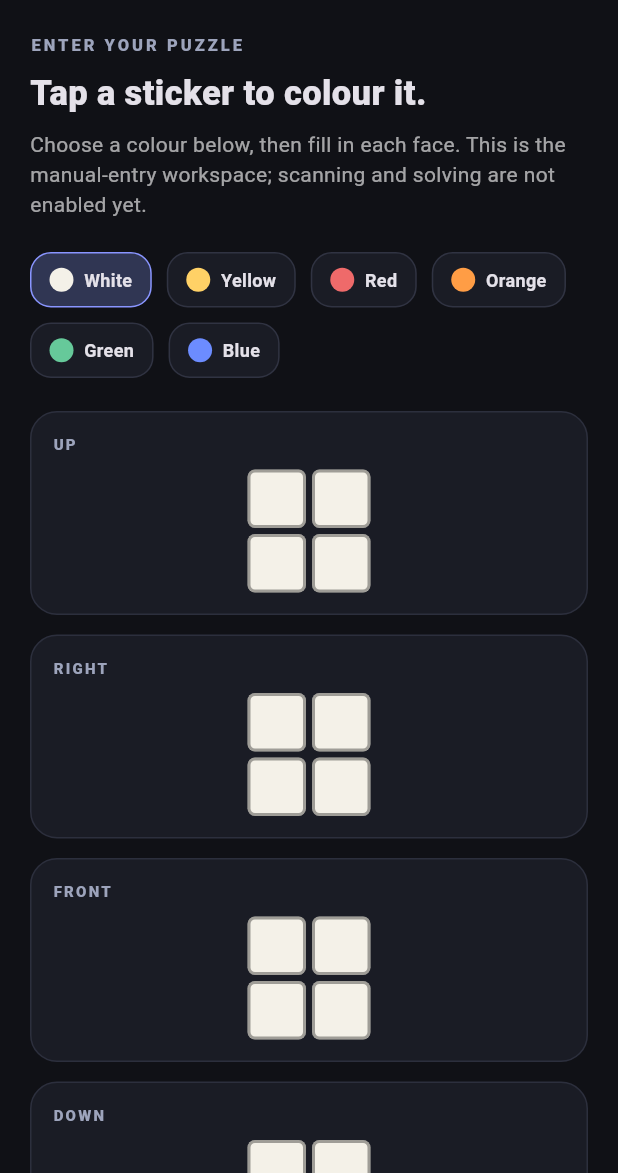
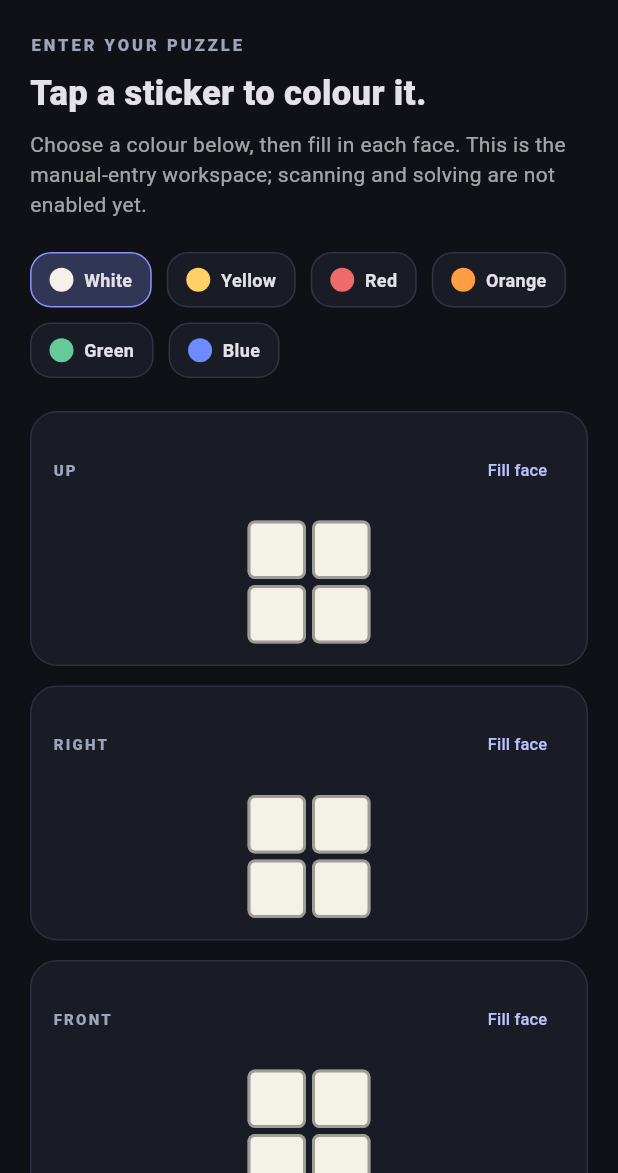
Before and after one commit to phantom1-max/Solve-Cube, a Flutter app: the screen it shows after launch, after a tap on "2×2 Cube", on a phone screen of 412 x 824 dp, the part 63-1236 px from its top. Run offline on Flutter 3.47's test engine with Material 3 defaults, Android fonts, the phone set to English and light mode, and no system bars; missing offline and left inert: cuber.

Commit message:
ui: add fill-face shortcut to manual editor

```diff
--- a/lib/main.dart
+++ b/lib/main.dart
@@ -284,7 +284,14 @@ class _PuzzleWorkspacePageState extends State<PuzzleWorkspacePage> {
             padding: const EdgeInsets.all(14),
             decoration: BoxDecoration(color: const Color(0xFF1A1C25), borderRadius: BorderRadius.circular(18), border: Border.all(color: const Color(0xFF2C2F3D))),
             child: Column(crossAxisAlignment: CrossAxisAlignment.start, children: [
-              Text(['UP', 'RIGHT', 'FRONT', 'DOWN', 'LEFT', 'BACK'][face], style: const TextStyle(fontSize: 10, letterSpacing: 1.5, fontWeight: FontWeight.w800, color: Color(0xFF9DA4BC))),
+              Row(children: [
+                Text(['UP', 'RIGHT', 'FRONT', 'DOWN', 'LEFT', 'BACK'][face], style: const TextStyle(fontSize: 10, letterSpacing: 1.5, fontWeight: FontWeight.w800, color: Color(0xFF9DA4BC))),
+                const Spacer(),
+                TextButton(
+                  onPressed: () => setState(() => faces[face] = List<int>.filled(n * n, selectedColor)),
+                  child: const Text('Fill face', style: TextStyle(fontSize: 11)),
+                ),
+              ]),
               const SizedBox(height: 10),
               Center(child: SizedBox(
                 width: (n * 39.0) + ((n - 1) * 4),
```
